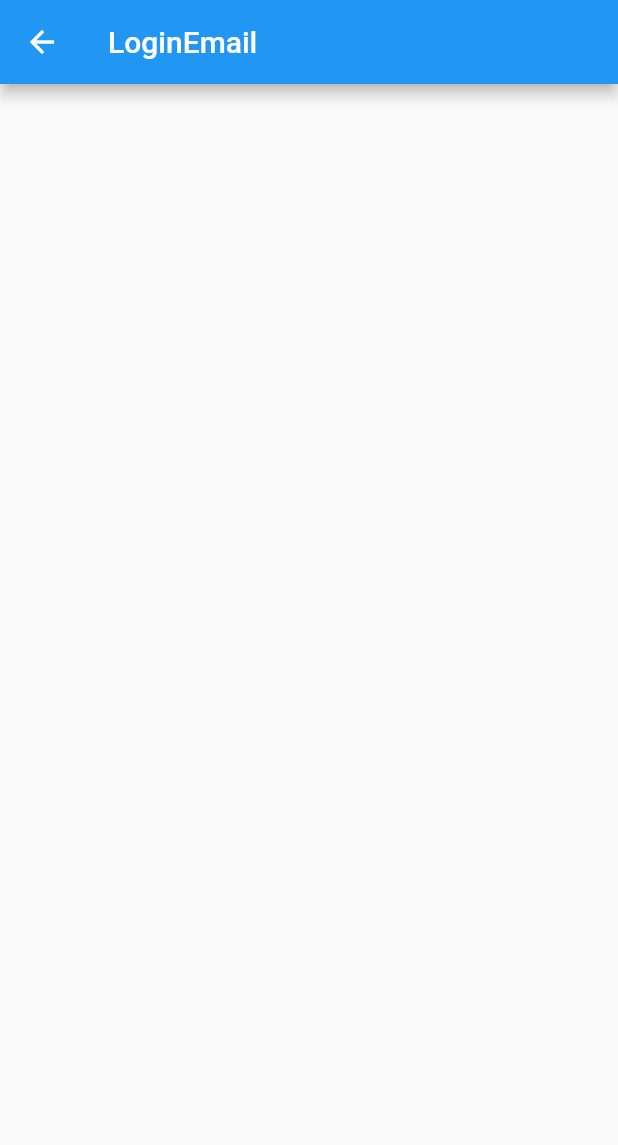
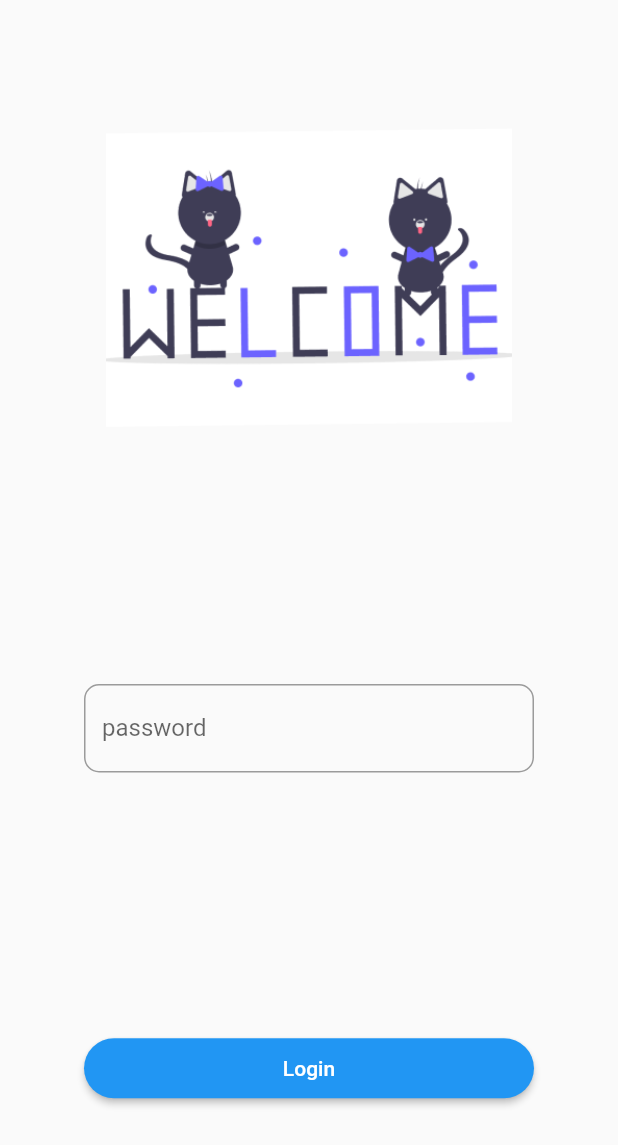
Before and after one commit to black-redoc/tenshi, a Flutter app: the screen it shows after launch, after a tap on "Login", on a phone screen of 412 x 824 dp. Shown: the top 1145 px of the screen. Run offline on Flutter 3.47's test engine with Material 2 defaults, Android fonts, the phone set to English and light mode, and no system bars.

Commit message:
feat: added body of login_email page

```diff
--- a/lib/pages/login_email.dart
+++ b/lib/pages/login_email.dart
@@ -8,10 +8,74 @@ class LoginEmail extends StatefulWidget {
 }
 
 class _LoginEmailState extends State<LoginEmail> {
+  Widget textField({label}) {
+    return SizedBox(
+      width: 300,
+      child: TextFormField(
+        decoration: InputDecoration(
+          label: Text("$label"),
+          border: OutlineInputBorder(
+            borderRadius: BorderRadius.circular(10)
+          )
+        ),
+      ),
+    );
+  }
+
+  Widget btn({child, onPressed, color}) {
+    return Container(
+      width: 300,
+      margin: EdgeInsets.symmetric(vertical: 2.5, horizontal: 10),
+      child: ConstrainedBox(
+        constraints: BoxConstraints(minWidth: double.infinity, minHeight: 40),
+        child: ElevatedButton(
+          child: child,
+          onPressed: onPressed,
+          style: ButtonStyle(
+            backgroundColor: MaterialStateProperty.all<Color>(
+              color
+            ),
+            shape: MaterialStateProperty.all<RoundedRectangleBorder>(
+              RoundedRectangleBorder(
+                borderRadius: BorderRadius.circular(50),
+              )
+            )
+          ),
+        ),
+      ),
+    );
+  }
+
   @override
   Widget build(BuildContext context) {
+    final Size size = MediaQuery.of(context).size;
     return Scaffold(
-      appBar: AppBar(title: Text("LoginEmail"))
+      body: SingleChildScrollView(
+        child: SizedBox(
+          height: size.height,
+          child: Column(
+            mainAxisAlignment: MainAxisAlignment.spaceAround,
+            children: <Widget>[
+              Center(
+                child: Image.asset(
+                  "assets/login_image.png",
+                  height: 200
+                )
+              ),
+              textField(label: "password"),
+              btn(
+                child: Text("Login"),
+                onPressed: _login,
+                color: Colors.blue
+              )
+            ]
+          )
+        )
+      )
     );
   }
+
+  void _login() {
+    print("login");
+  }
 }
```
